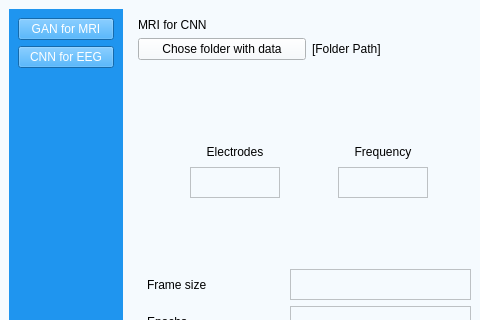
Before: the Qt Designer form UI/aUI_projekt_MRI.ui in matimusial/ADHDPredictorApp, drawn with Qt 5; both pictures show x 0 to 480 and y 0 to 320 of the 1280 by 760 pixel window.
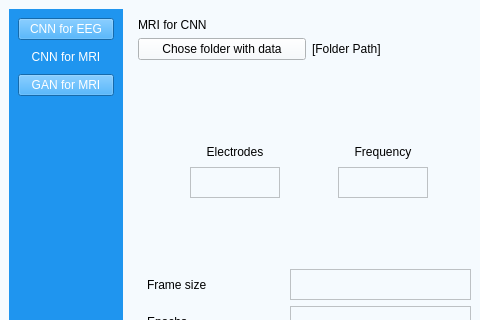
After: the same form once the commit is applied. Icons and pictures are not drawn.

Commit message: przyciski ui admin

The edit to the form file:
```diff
--- a/UI/aUI_projekt_MRI.ui
+++ b/UI/aUI_projekt_MRI.ui
@@ -38,19 +38,6 @@
       <layout class="QVBoxLayout" name="verticalLayout_2">
        <item>
         <layout class="QVBoxLayout" name="verticalLayout">
-         <item>
-          <widget class="QPushButton" name="GAN_MRI_Button">
-           <property name="text">
-            <string>GAN for MRI</string>
-           </property>
-           <property name="checkable">
-            <bool>true</bool>
-           </property>
-           <property name="autoExclusive">
-            <bool>true</bool>
-           </property>
-          </widget>
-         </item>
          <item>
           <widget class="QPushButton" name="CNN_EEG_Button">
            <property name="text">
@@ -64,6 +51,38 @@
            </property>
           </widget>
          </item>
+         <item>
+          <widget class="QPushButton" name="CNN_MRI_Button">
+           <property name="enabled">
+            <bool>false</bool>
+           </property>
+           <property name="text">
+            <string>CNN for MRI</string>
+           </property>
+           <property name="checkable">
+            <bool>true</bool>
+           </property>
+           <property name="autoExclusive">
+            <bool>true</bool>
+           </property>
+           <property name="flat">
+            <bool>true</bool>
+           </property>
+          </widget>
+         </item>
+         <item>
+          <widget class="QPushButton" name="GAN_MRI_Button">
+           <property name="text">
+            <string>GAN for MRI</string>
+           </property>
+           <property name="checkable">
+            <bool>true</bool>
+           </property>
+           <property name="autoExclusive">
+            <bool>true</bool>
+           </property>
+          </widget>
+         </item>
         </layout>
        </item>
        <item>
```
The commit also changes 1 other file.
